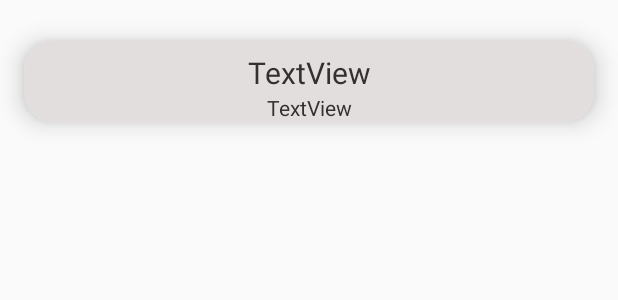
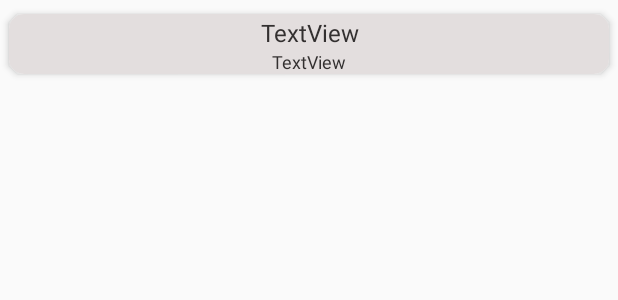
Before and after one commit to garycheng0714/HelloMusic, an Android app: the layout hot_playlist_item_card_view.xml on its own in the app's theme, with its tools: preview values and no code run, on a phone screen of 412 x 824 dp. Shown: the top 300 px of the screen. Run offline under Robolectric (Android 15) with nearby library versions, the phone set to English and light mode, and no system bars.

Commit message:
Apply Grid Layout for home page

```diff
--- a/app/build.gradle
+++ b/app/build.gradle
@@ -49,4 +49,5 @@ dependencies {
     androidTestImplementation 'com.android.support.test:runner:1.0.2'
     androidTestImplementation 'com.android.support.test.espresso:espresso-core:3.0.2'
     implementation 'com.android.support:recyclerview-v7:28.0.0'
+    implementation 'com.android.support:gridlayout-v7:28.0.0'
 }
--- a/app/src/main/java/com/kkbox/hellomusic/MainActivity.kt
+++ b/app/src/main/java/com/kkbox/hellomusic/MainActivity.kt
@@ -4,6 +4,7 @@ import android.content.Context
 import android.content.Intent
 import android.support.v7.app.AppCompatActivity
 import android.os.Bundle
+import android.support.v7.widget.GridLayoutManager
 import android.support.v7.widget.LinearLayoutManager
 import com.google.gson.JsonArray
 import com.kkbox.hellomusic.adapter.HotPlaylistAdapter
@@ -46,8 +47,9 @@ class MainActivity : AppCompatActivity() {
             }
         }
 
-        // Creates a vertical Layout Manager
-        hit_playlist_recyclerview.layoutManager = LinearLayoutManager(context)
+        val gridLayoutManager = GridLayoutManager(context, 2)
+
+        hit_playlist_recyclerview.layoutManager = gridLayoutManager
 
         hit_playlist_recyclerview.adapter =
                 HotPlaylistAdapter(getAllHitsPlaylist(), hotPlaylistListener, context)
--- a/app/src/main/java/com/kkbox/hellomusic/adapter/HotPlaylistAdapter.kt
+++ b/app/src/main/java/com/kkbox/hellomusic/adapter/HotPlaylistAdapter.kt
@@ -45,11 +45,11 @@ class HotPlaylistAdapter(
         val size = Point()
         wm.defaultDisplay.getSize(size)
 
-        Picasso.with(context).load(hotPlaylist.images[2].url).into(holder.cover)
+        Picasso.with(context).load(hotPlaylist.images[1].url).into(holder.cover)
 
         holder.cover.setOnClickListener { listener.onItemClick(hotPlaylist.id) }
 
-        val playlistName = hotPlaylist.title.substringBefore("(")
+        val playlistName = hotPlaylist.title.substringBefore("(").trim()
         val curatorName = hotPlaylist.owner.name
 
         holder.title.text = playlistName
--- a/app/src/main/res/layout/activity_playlist.xml
+++ b/app/src/main/res/layout/activity_playlist.xml
@@ -11,7 +11,5 @@
             android:layout_width="match_parent"
             android:layout_height="match_parent"
             android:background="@color/colorBackground"
-            android:paddingLeft="10dp"
-            android:paddingRight="10dp"
             android:id="@+id/playlist_recyclerview"/>
 </android.support.constraint.ConstraintLayout>
--- a/app/src/main/res/layout/hot_playlist_item_card_view.xml
+++ b/app/src/main/res/layout/hot_playlist_item_card_view.xml
@@ -6,14 +6,14 @@
         android:layout_width="match_parent"
         android:layout_height="wrap_content"
         android:id="@+id/linearLayout"
-        android:paddingBottom="5dp"
-        android:paddingTop="5dp">
+        android:paddingBottom="1dp"
+        android:paddingTop="1dp">
 
     <android.support.v7.widget.CardView
             android:layout_width="match_parent"
             android:layout_height="wrap_content"
-            app:cardCornerRadius="20dp"
-            app:cardElevation="10dp"
+            app:cardCornerRadius="10dp"
+            app:cardElevation="3dp"
             app:cardUseCompatPadding="true">
 
         <LinearLayout
@@ -24,8 +24,9 @@
 
             <ImageView
                     android:id="@+id/playlist_cover"
+                    android:scaleType="fitXY"
                     android:layout_width="match_parent"
-                    android:layout_height="wrap_content"/>
+                    android:layout_height="match_parent"/>
 
             <LinearLayout
                     android:orientation="vertical"
@@ -37,11 +38,11 @@
                         android:textColor="@color/colorPrimary"
                         android:layout_width="match_parent"
                         android:id="@+id/playlist_title"
-                        android:textSize="20sp"
+                        android:textSize="16sp"
                         android:layout_height="wrap_content"
-                        android:layout_marginStart="8dp"
-                        android:textAllCaps="false" android:layout_marginTop="8dp"
-                        android:layout_marginEnd="8dp"
+                        android:layout_marginStart="1dp"
+                        android:textAllCaps="false" android:layout_marginTop="1dp"
+                        android:layout_marginEnd="1dp"
                         android:textAlignment="center"/>
 
                 <TextView
@@ -49,7 +50,7 @@
                         android:textColor="@color/colorPrimary"
                         android:layout_width="match_parent"
                         android:layout_height="wrap_content" android:id="@+id/curator_name"
-                        android:textAlignment="center"/>
+                        android:textAlignment="center" android:textSize="12sp"/>
 
             </LinearLayout>
 
```
